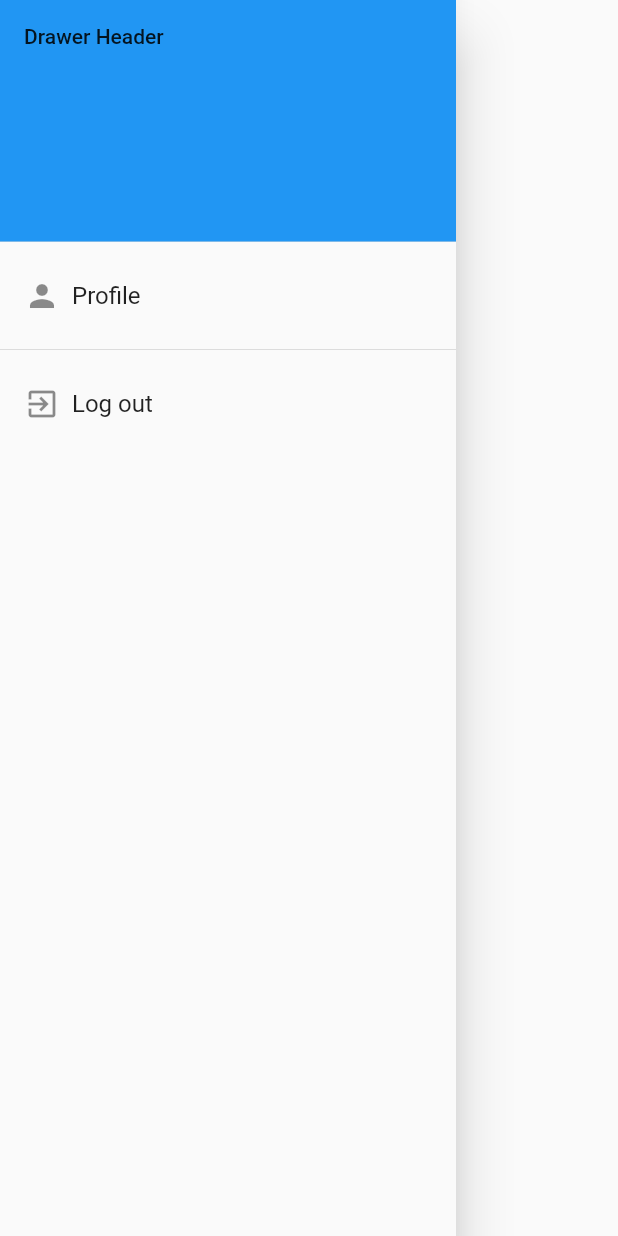
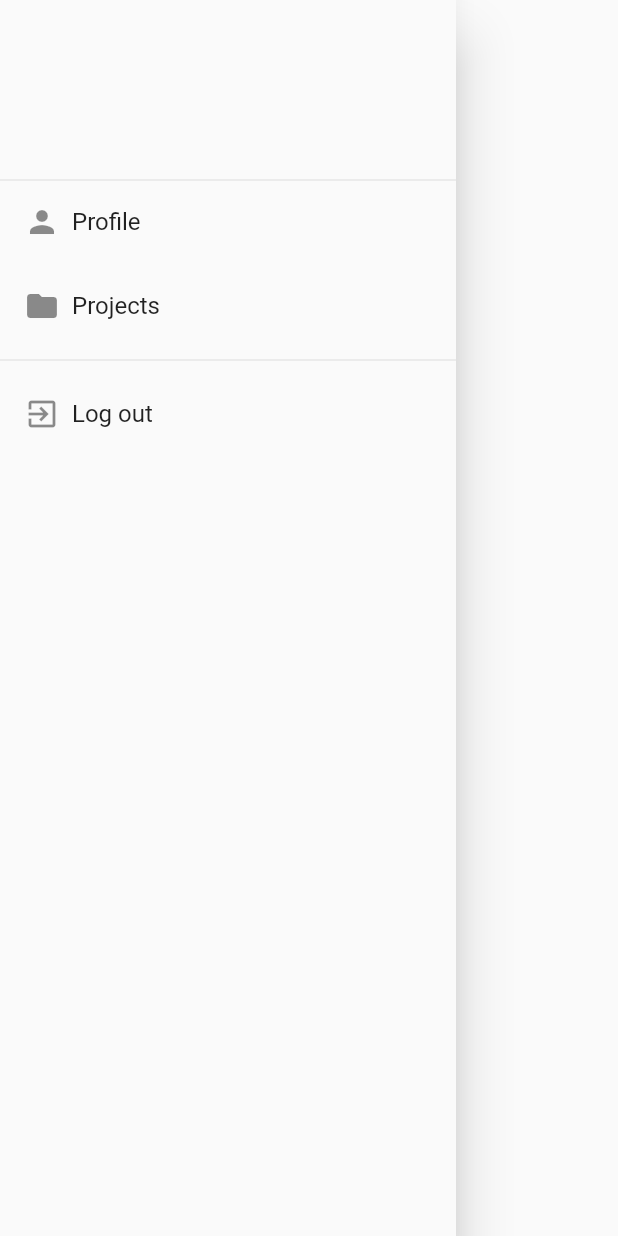
Before and after one commit to turbomates/easybreezy-app, a Flutter app: the AppDrawer widget shown alone on an empty page, opened directly, on a phone screen of 412 x 824 dp. Run offline on Flutter 3.47's test engine with Material 2 defaults, Android fonts, the phone set to English and light mode, and no system bars; our stand-ins replace bloc, dio, equatable, flutter_bloc, shared_preferences; accounts and stored records are empty; network calls fail.

Commit message:
fix drawer

```diff
--- a/lib/widget/drawer.dart
+++ b/lib/widget/drawer.dart
@@ -4,6 +4,82 @@ import 'package:flutter_bloc/flutter_bloc.dart';
 import 'package:easybreezy_app/auth/bloc/auth_bloc.dart';
 
 class AppDrawer extends StatelessWidget {
+  @override
+  Widget build(BuildContext context) {
+    return BlocConsumer<AuthBloc, AuthState>(
+      listener: (context, state) {
+        if (state is AuthSignOutSuccess) {
+          Navigator.pushNamed(context, "/login");
+        }
+      },
+      builder: (context, state) {
+        final String email = state is AuthCheckSuccess ? state.user.email : "";
+        final String status =
+            state is AuthCheckSuccess ? state.user.status : "";
+
+        return Drawer(
+          child: ListView(
+            padding: EdgeInsets.zero,
+            children: <Widget>[
+              _createDrawerHeader(email, status),
+              _createDrawerItem(
+                  title: "Profile",
+                  icon: Icons.person,
+                  onTap: () => Navigator.pushNamed(context, "/profile")),
+              _createDrawerItem(
+                  title: "Projects",
+                  icon: Icons.folder,
+                  onTap: () {}),
+              Divider(),
+              _createDrawerItem(
+                  title: "Log out",
+                  icon: Icons.exit_to_app,
+                  onTap: () => context.bloc<AuthBloc>().add(AuthSignedOut()))
+            ],
+          ),
+        );
+      },
+    );
+  }
+
+  Widget _createDrawerHeader(String email, String status) {
+    return Container(
+      height: 120,
+      child: DrawerHeader(
+          child: Column(
+            mainAxisAlignment: MainAxisAlignment.center,
+            crossAxisAlignment: CrossAxisAlignment.start,
+            children: <Widget>[
+              _createDrawerHeaderEmail(email),
+              _createDrawerHeaderStatus(status),
+            ],
+          ),
+          margin: EdgeInsets.all(0.0),
+          padding: EdgeInsets.all(0.0)),
+    );
+  }
+
+  Widget _createDrawerHeaderEmail(String email) {
+    return Container(
+      padding: EdgeInsets.only(left: 16.0),
+      margin: EdgeInsets.only(bottom: 8.0),
+      child: Text(
+        email,
+        style: TextStyle(fontSize: 18, fontWeight: FontWeight.bold),
+      ),
+    );
+  }
+
+  Widget _createDrawerHeaderStatus(String status) {
+    return Container(
+      padding: EdgeInsets.only(left: 16.0),
+      child: Text(
+        status,
+        style: TextStyle(fontSize: 16, color: Colors.grey),
+      ),
+    );
+  }
+
   Widget _createDrawerItem(
       {String title, IconData icon, GestureTapCallback onTap}) {
     return ListTile(
@@ -19,41 +95,4 @@ class AppDrawer extends StatelessWidget {
       onTap: onTap,
     );
   }
-
-  @override
-  Widget build(BuildContext context) {
-    return BlocListener<AuthBloc, AuthState>(
-      listener: (context, state) {
-        if (state is AuthSignOutSuccess) {
-          Navigator.pushReplacementNamed(context, "/login");
-        }
-      },
-      child: Drawer(
-        child: ListView(
-          padding: EdgeInsets.zero,
-          children: <Widget>[
-            DrawerHeader(
-              child: Text('Drawer Header'),
-              decoration: BoxDecoration(
-                color: Colors.blue,
-              ),
-            ),
-            _createDrawerItem(
-                title: "Profile",
-                icon: Icons.person,
-                onTap: () =>
-                    Navigator.pushReplacementNamed(context, "/profile")),
-            Divider(),
-            _createDrawerItem(
-                title: "Log out",
-                icon: Icons.exit_to_app,
-                onTap: () =>
-                    BlocProvider.of<AuthBloc>(context).add(AuthSignedOut()))
-          ],
-        ),
-      ),
-    );
-  }
 }
-
-//BlocProvider.of<AuthBloc>(context).add(AuthSignedOut())
```
